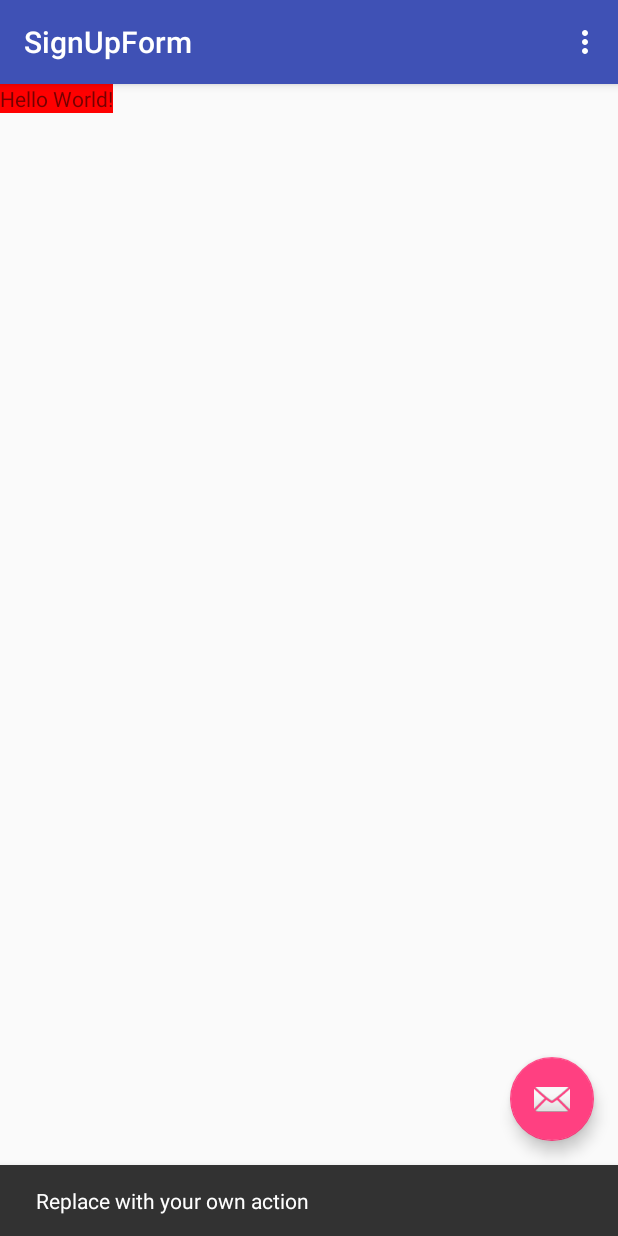
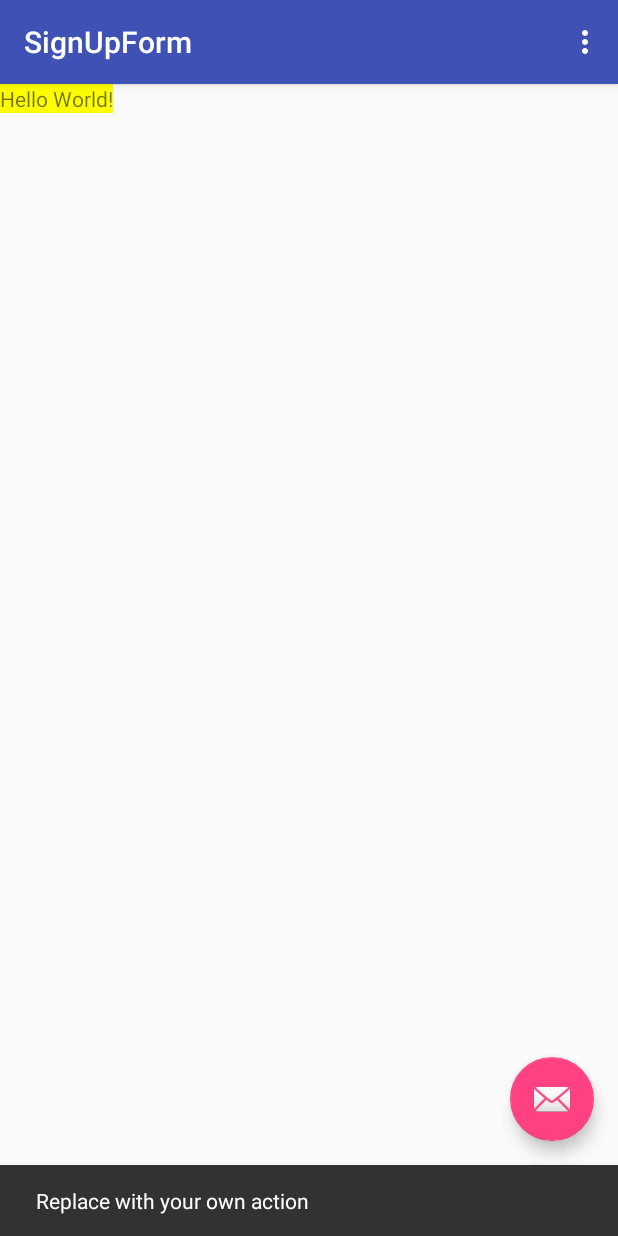
Before and after one commit to krisgibson/SignUpForm, an Android app: the screen it shows after launch (LoginActivity), after a tap on an icon or button, on a phone screen of 412 x 824 dp. Run offline under Robolectric (Android 15) with nearby library versions, the phone set to English and light mode, and no system bars.

Commit message:
colour update test

```diff
--- a/app/src/main/res/layout/content_login.xml
+++ b/app/src/main/res/layout/content_login.xml
@@ -9,7 +9,7 @@
     tools:showIn="@layout/activity_login">
 
     <TextView
-        android:background="#FF0000"
+        android:background="#FFFF00"
         android:layout_width="wrap_content"
         android:layout_height="wrap_content"
         android:text="Hello World!"
```
